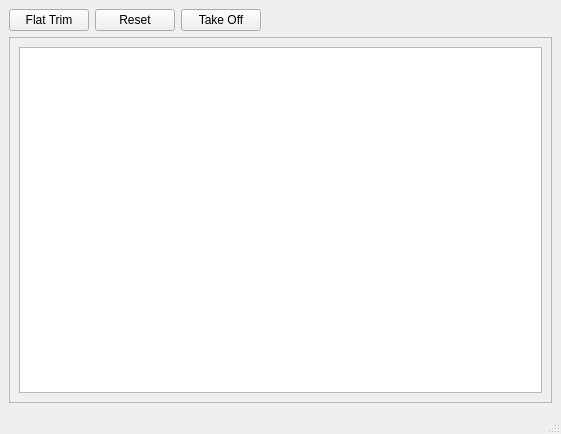
Qt form ardrone/qtgui/main_window.ui (rc500/ardrone_archive_aarons_laptop) before a commit.
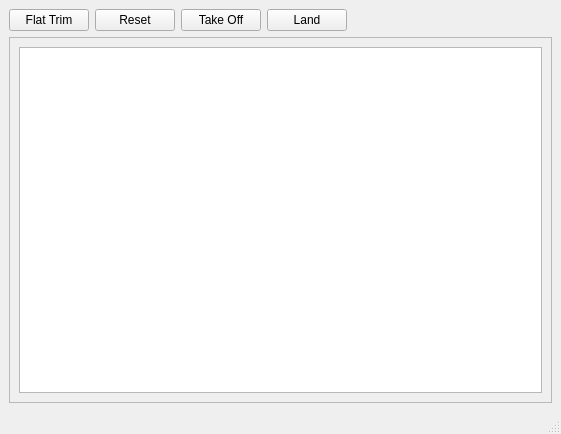
The same form after that commit.

What changed in the file:
```diff
--- a/ardrone/qtgui/main_window.ui
+++ b/ardrone/qtgui/main_window.ui
@@ -38,6 +38,13 @@
         </property>
        </widget>
       </item>
+      <item>
+       <widget class="QPushButton" name="pushButton_4">
+        <property name="text">
+         <string>Land</string>
+        </property>
+       </widget>
+      </item>
       <item>
        <spacer name="horizontalSpacer">
         <property name="orientation">
```
Left out of the diff: 17 changed lines with no effect on the pictures.
